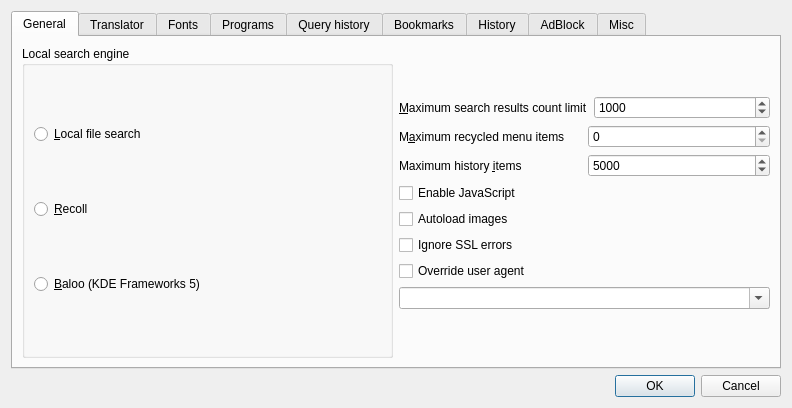
kernel1024/jpreader, file settingsdlg.ui: the form before one commit.
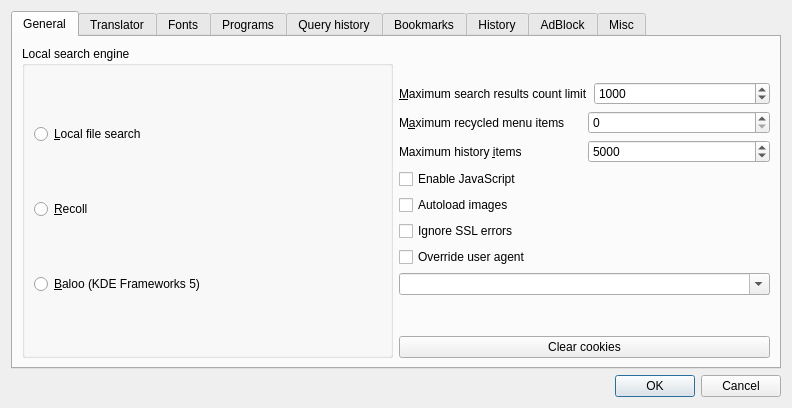
The form after the commit. Custom widgets are drawn as their Qt base class.

Commit message: Adblock for all network requests and cookies cleaning for upcoming WebEngine 5.6 release.

```diff
--- a/settingsdlg.ui
+++ b/settingsdlg.ui
@@ -199,6 +199,13 @@
            </property>
           </spacer>
          </item>
+         <item>
+          <widget class="QPushButton" name="buttonClearCookies">
+           <property name="text">
+            <string>Clear cookies</string>
+           </property>
+          </widget>
+         </item>
         </layout>
        </item>
       </layout>
```
Left out of the diff: 1 changed line with no effect on the pictures. The commit also changes 6 other files.
